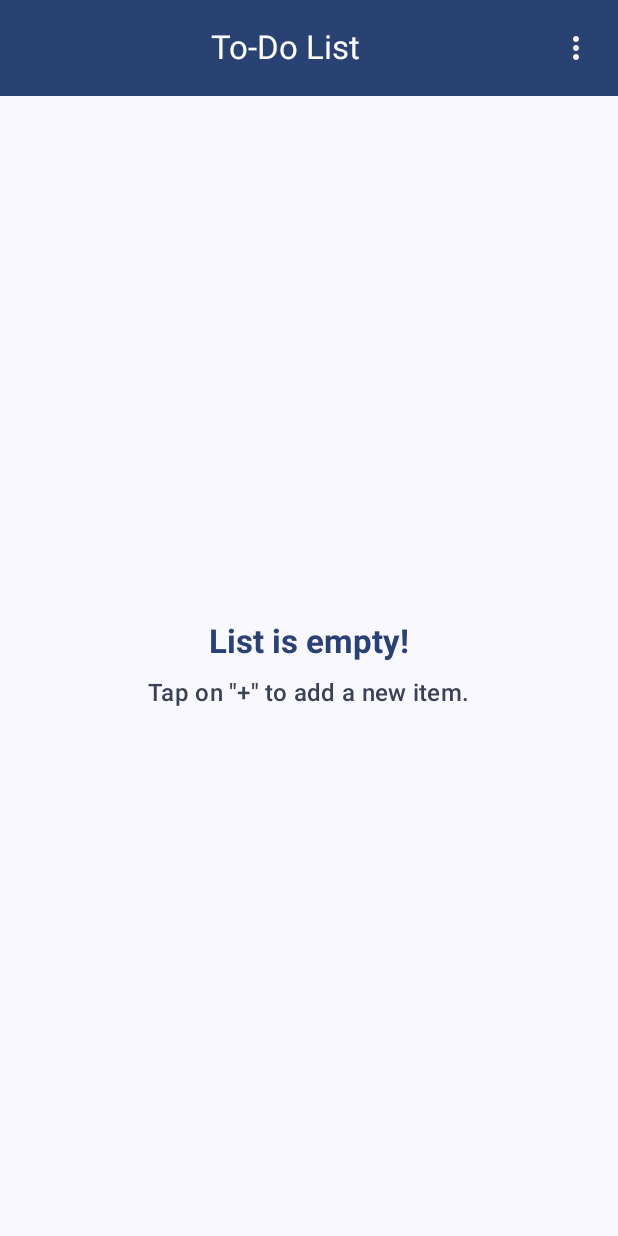
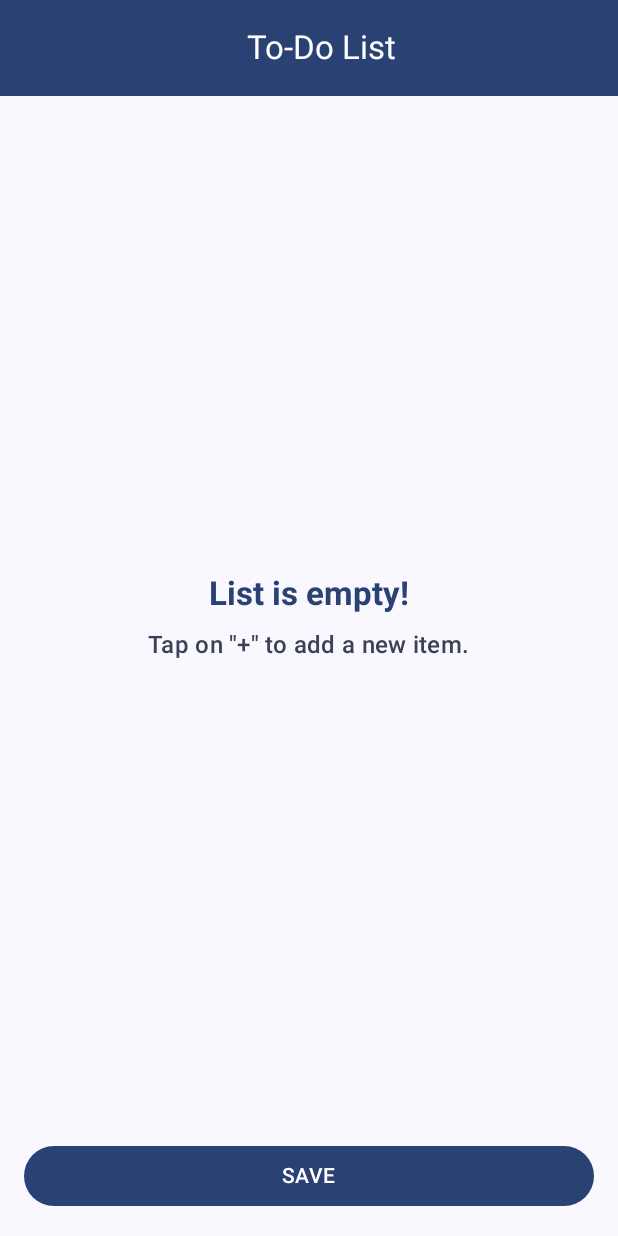
Before and after one commit to 01gaM/todo-list, an Android app built with Jetpack Compose: the composable MainScreenContent shown on its own in the app's theme, on a phone screen of 412 x 824 dp. Run offline under Robolectric (Android 15) with nearby library versions, the phone set to English and light mode, and no system bars; libraries missing offline, so code that uses them is left out: sh.calvin.reorderable; 2 statements that could not run were skipped.

Commit message:
fix padding and color

```diff
--- a/app/src/main/java/com/example/todo_list/ui/composables/DeleteItemBackground.kt
+++ b/app/src/main/java/com/example/todo_list/ui/composables/DeleteItemBackground.kt
@@ -79,7 +79,7 @@ fun <T> SwipeToDeleteContainer(
 @Composable
 fun DeleteItemBackground(swipeToDismissState: SwipeToDismissBoxState) {
   val color = if (swipeToDismissState.dismissDirection == SwipeToDismissBoxValue.EndToStart) {
-    Color.Red
+    MaterialTheme.colorScheme.error
   } else {
     Color.Transparent
   }
--- a/app/src/main/java/com/example/todo_list/ui/main_screen/compose/MainScreenContent.kt
+++ b/app/src/main/java/com/example/todo_list/ui/main_screen/compose/MainScreenContent.kt
@@ -11,6 +11,7 @@ import androidx.compose.foundation.layout.Arrangement
 import androidx.compose.foundation.layout.Column
 import androidx.compose.foundation.layout.fillMaxSize
 import androidx.compose.foundation.layout.fillMaxWidth
+import androidx.compose.foundation.layout.navigationBarsPadding
 import androidx.compose.foundation.layout.padding
 import androidx.compose.foundation.lazy.LazyColumn
 import androidx.compose.foundation.lazy.itemsIndexed
@@ -63,12 +64,13 @@ fun MainScreenContent(
   val reorderableLazyListState = rememberReorderableLazyListState(lazyListState) { from, to ->
     onItemMoved(from.index, to.index)
   }
-  var isReorderingMode by remember { mutableStateOf(false) }
+  var isReorderingMode by remember { mutableStateOf(true) }
 
   Scaffold(
     modifier = modifier
       .fillMaxSize()
-      .background(color = MaterialTheme.colorScheme.background),
+      .background(color = MaterialTheme.colorScheme.background)
+      .navigationBarsPadding(),
     topBar = {
       TopAppBar(
         title = {
@@ -125,7 +127,7 @@ fun MainScreenContent(
           modifier = Modifier
             .fillMaxWidth()
             .padding(horizontal = 16.dp)
-            .padding(bottom = 32.dp),
+            .padding(bottom = 16.dp),
           onClick = { isReorderingMode = false }) {
           Text(text = stringResource(R.string.main_screen_button_save).uppercase())
         }
```
